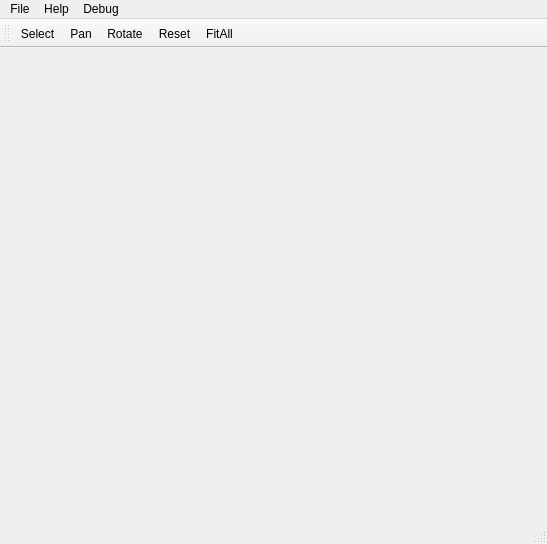
Above: src/UI/main.ui from bradosia/QT5-Ogre1 before the change. Below: the same form after it.
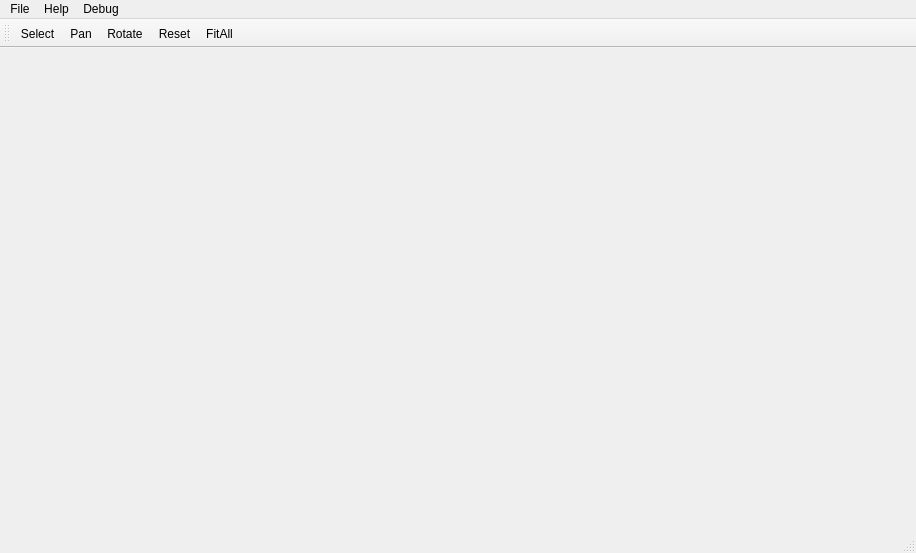
That is the form after the change. Icons and pictures are not drawn.

Commit message: Cmake edits, layout edits, builds

Diff of the .ui file:
```diff
--- a/src/UI/main.ui
+++ b/src/UI/main.ui
@@ -6,10 +6,16 @@
    <rect>
     <x>0</x>
     <y>0</y>
-    <width>547</width>
-    <height>544</height>
+    <width>916</width>
+    <height>553</height>
    </rect>
   </property>
+  <property name="sizePolicy">
+   <sizepolicy hsizetype="Fixed" vsizetype="Fixed">
+    <horstretch>0</horstretch>
+    <verstretch>0</verstretch>
+   </sizepolicy>
+  </property>
   <property name="windowTitle">
    <string>UC Davis 3D Electricity Map</string>
   </property>
@@ -23,10 +29,37 @@
    </property>
    <property name="maximumSize">
     <size>
-     <width>800</width>
+     <width>16777215</width>
      <height>16777215</height>
     </size>
    </property>
+   <layout class="QGridLayout" name="gridLayout">
+    <property name="leftMargin">
+     <number>0</number>
+    </property>
+    <property name="topMargin">
+     <number>0</number>
+    </property>
+    <property name="rightMargin">
+     <number>0</number>
+    </property>
+    <property name="bottomMargin">
+     <number>0</number>
+    </property>
+    <property name="spacing">
+     <number>0</number>
+    </property>
+    <item row="0" column="0">
+     <layout class="QHBoxLayout" name="horizontalLayout">
+      <property name="spacing">
+       <number>0</number>
+      </property>
+      <property name="sizeConstraint">
+       <enum>QLayout::SetMaximumSize</enum>
+      </property>
+     </layout>
+    </item>
+   </layout>
   </widget>
   <widget class="QStatusBar" name="statusBar"/>
   <widget class="QMenuBar" name="menuBar">
@@ -37,10 +70,22 @@
     <rect>
      <x>0</x>
      <y>0</y>
-     <width>547</width>
+     <width>916</width>
      <height>22</height>
     </rect>
    </property>
+   <property name="sizePolicy">
+    <sizepolicy hsizetype="Preferred" vsizetype="Preferred">
+     <horstretch>0</horstretch>
+     <verstretch>0</verstretch>
+    </sizepolicy>
+   </property>
+   <property name="defaultUp">
+    <bool>false</bool>
+   </property>
+   <property name="nativeMenuBar">
+    <bool>true</bool>
+   </property>
    <widget class="QMenu" name="menuFile">
     <property name="title">
      <string>File</string>
@@ -66,6 +111,12 @@
    <addaction name="menuDebug"/>
   </widget>
   <widget class="QToolBar" name="toolBar">
+   <property name="sizePolicy">
+    <sizepolicy hsizetype="Fixed" vsizetype="Fixed">
+     <horstretch>0</horstretch>
+     <verstretch>0</verstretch>
+    </sizepolicy>
+   </property>
    <property name="windowTitle">
     <string>toolBar</string>
    </property>
```
Left out of the diff: 3 changed lines with no effect on the pictures. The commit also changes 23 other files.
